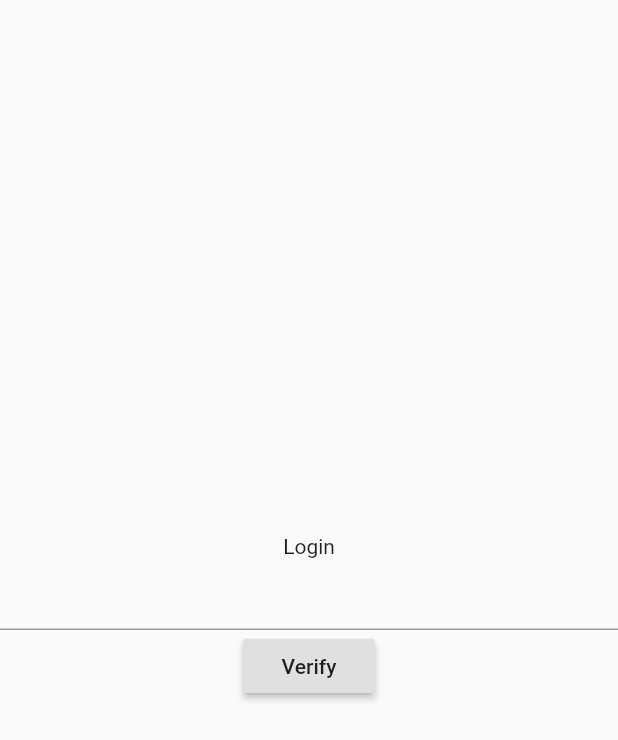
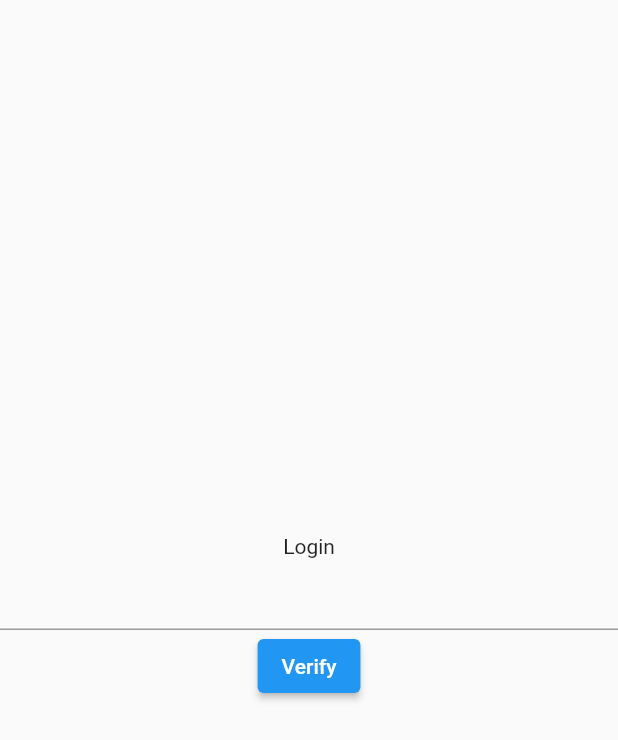
Before and after one commit to Dastaan2k/ecom_amazon, a Flutter app: the LoginPage widget shown alone on an empty page, opened directly, on a phone screen of 412 x 824 dp. Shown: the top 740 px of the screen. Run offline on Flutter 3.47's test engine with Material 2 defaults, Android fonts, the light colour scheme and no system bars; our stand-ins replace firebase_auth, firebase_core; accounts and stored records are empty.

Commit message:
- Update

```diff
--- a/lib/scenes/login_page.dart
+++ b/lib/scenes/login_page.dart
@@ -52,7 +52,7 @@ class _LoginPageState extends State<LoginPage> {
                           ); */
                   },child: Text("Login")),
                 TextField(controller: _textEditingController,),
-                RaisedButton(onPressed: (){
+                ElevatedButton(onPressed: (){
                   PhoneAuthCredential credential = PhoneAuthProvider.credential(verificationId: verificationID, smsCode: _textEditingController.text);
                   FirebaseAuth.instance.signInWithCredential(credential).then((value){
                     _routerProvider.isLoggedIn = true;
```
Also changed, not shown: pubspec.lock, 1 other file.
